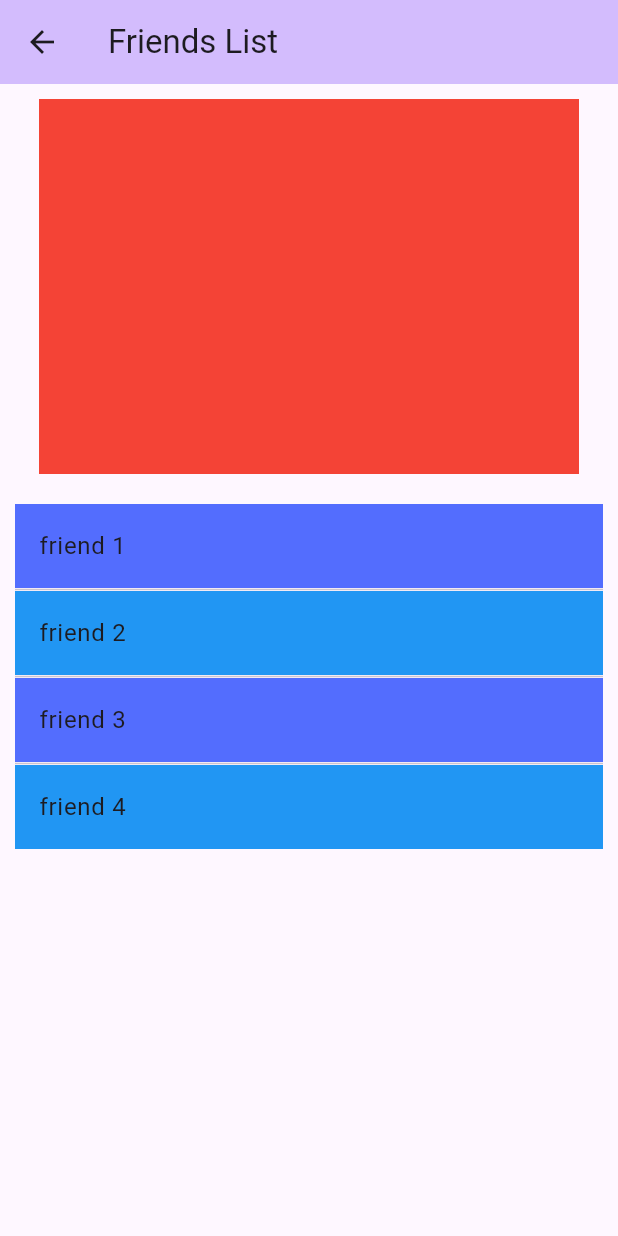
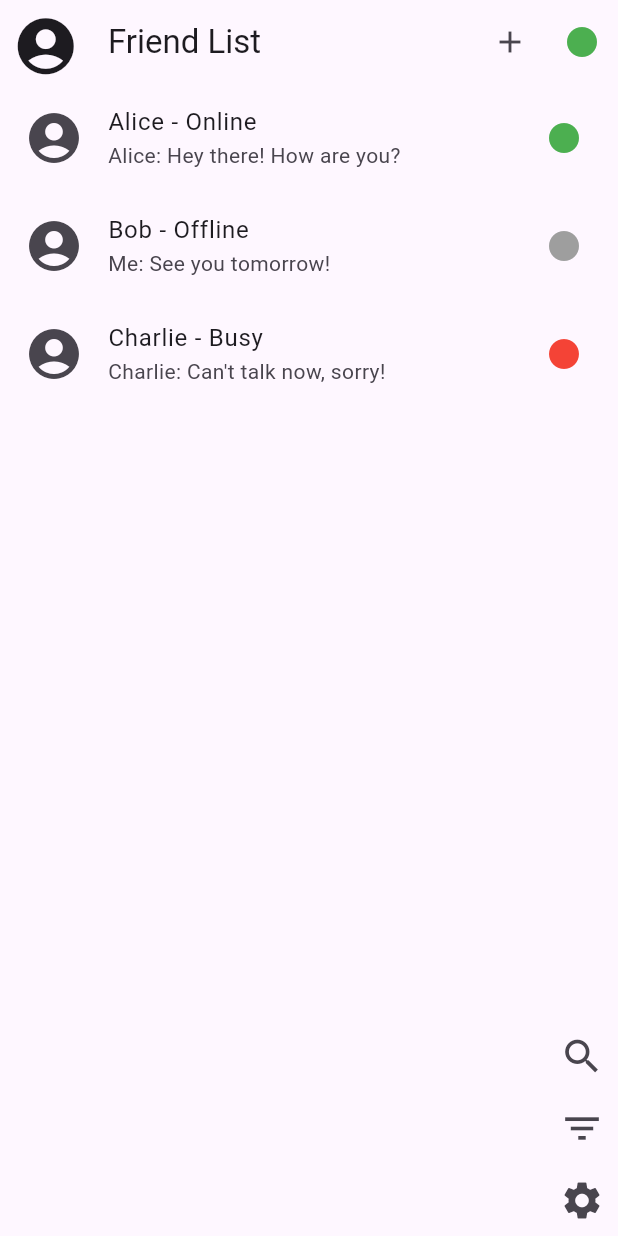
Before and after one commit to CSCI4100U/mobile-group-project-2023-sitrus, a Flutter app: the FriendListPage screen opened directly, on a phone screen of 412 x 824 dp. Run offline on Flutter 3.47's test engine with Material 2 defaults, Android fonts, the phone set to English and light mode, and no system bars.

Commit message:
friends list homepage update

```diff
--- a/student_helper_app/lib/pages/friends_list_home_page.dart
+++ b/student_helper_app/lib/pages/friends_list_home_page.dart
@@ -4,55 +4,190 @@
 // sharing on. *save this for later/not high priority
 //small button (in appbar?) to add friends - editing and deleting should be done in friend's profile
 
+// import 'package:flutter/material.dart';
+//
+// class FriendListPage extends StatefulWidget {
+//   const FriendListPage({super.key});
+//
+//   @override
+//   State<StatefulWidget> createState() => _FriendListPageState();
+// }
+//
+// class _FriendListPageState extends State<FriendListPage> {
+//
+//   //get list of friends from cloud storage?
+//   // var friends_list = ...
+//   final tempFriendList = ["friend 1", "friend 2", "friend 3", "friend 4"];  //temp example
+//
+//   @override
+//   Widget build(BuildContext context) {
+//     return Scaffold(
+//         appBar: AppBar(
+//           backgroundColor: Theme.of(context).colorScheme.inversePrimary,
+//           title: const Text("Friends List"),
+//         ),
+//         body: Column(
+//           children: <Widget>[
+//             SizedBox(height: 10,),
+//             //temp placement for map if we want to have the map idea
+//             Container(
+//               padding: EdgeInsets.all(10.0),
+//               width: 360,
+//               height: 250,
+//               color: Colors.red,
+//             ),
+//             SizedBox(height: 10,),
+//             Expanded(
+//                 child: ListView.separated(
+//                   //update this with the actual friends list from database
+//                     padding: EdgeInsets.all(10),
+//                     itemCount: tempFriendList.length,
+//                     separatorBuilder: (context, index) => Divider(height: 2),
+//                     itemBuilder: (context, index) {
+//                       final friend = tempFriendList[index];
+//                       return ListTile(
+//                         title: Text(friend),
+//                         tileColor: index % 2 == 0 ? Colors.indigoAccent : Colors.blue,
+//                       );
+//                     }
+//                     )
+//             )
+//           ],
+//         ));
+//   }
+// }
 import 'package:flutter/material.dart';
 
-class FriendListPage extends StatefulWidget {
-  const FriendListPage({super.key});
-
-  @override
-  State<StatefulWidget> createState() => _FriendListPageState();
+// for test only
+void main() {
+  runApp(MyApp());
 }
 
-class _FriendListPageState extends State<FriendListPage> {
+class MyApp extends StatelessWidget {
+  @override
+  Widget build(BuildContext context) {
+    return MaterialApp(
+      title: 'Friend List',
+      theme: ThemeData(
+        primarySwatch: Colors.blue,
+      ),
+      home: FriendListPage(),
+    );
+  }
+}
 
-  //get list of friends from cloud storage?
-  // var friends_list = ...
-  final tempFriendList = ["friend 1", "friend 2", "friend 3", "friend 4"];  //temp example
+class FriendListPage extends StatelessWidget {
+  final List<Map<String, dynamic>> friends = [
+    {
+      'name': 'Alice',
+      'status': 'Online',
+      'lastMessage': 'Hey there! How are you?',
+      'isLastMessageFromUser': false,
+    },
+    {
+      'name': 'Bob',
+      'status': 'Offline',
+      'lastMessage': 'See you tomorrow!',
+      'isLastMessageFromUser': true,
+    },
+    {
+      'name': 'Charlie',
+      'status': 'Busy',
+      'lastMessage': 'Can\'t talk now, sorry!',
+      'isLastMessageFromUser': false,
+    },
+  ];
+
+  String userStatus = 'Online';
+
+  Color getStatusColor(String status) {
+    switch (status) {
+      case 'Online':
+        return Colors.green;
+      case 'Busy':
+        return Colors.red;
+      case 'Offline':
+        return Colors.grey;
+      default:
+        return Colors.grey;
+    }
+  }
 
   @override
   Widget build(BuildContext context) {
     return Scaffold(
-        appBar: AppBar(
-          backgroundColor: Theme.of(context).colorScheme.inversePrimary,
-          title: const Text("Friends List"),
+      appBar: AppBar(
+        leading: IconButton(
+          icon: Icon(Icons.account_circle, size: 45),
+          onPressed: () {
+            // Navigate to user profile page
+          },
         ),
-        body: Column(
-          children: <Widget>[
-            SizedBox(height: 10,),
-            //temp placement for map if we want to have the map idea
-            Container(
-              padding: EdgeInsets.all(10.0),
-              width: 360,
-              height: 250,
-              color: Colors.red,
+        title: Text('Friend List'),
+        actions: <Widget>[
+          IconButton(
+            icon: Icon(Icons.add),
+            onPressed: () {
+              // Navigate to Add Friend page
+            },
+          ),
+          IconButton(
+            icon: Icon(Icons.circle, color: getStatusColor(userStatus)),
+            onPressed: () {
+              // Change user status
+            },
+          ),
+        ],
+      ),
+      body: Column(
+        children: [
+          Expanded(
+            child: ListView.builder(
+              itemCount: friends.length,
+              itemBuilder: (context, index) {
+                var friend = friends[index];
+                return ListTile(
+                  leading: Icon(Icons.account_circle, size: 40),
+                  title: Text('${friend['name']} - ${friend['status']}'),
+                  subtitle: Text(
+                    '${friend['isLastMessageFromUser'] ? 'Me' : friend['name']}: ${friend['lastMessage']}',
+                  ),
+                  trailing: Icon(Icons.circle, color: getStatusColor(friend['status'])),
+                  onTap: () {
+                    // Navigate to Chat page with the friend
+                  },
+                );
+              },
             ),
-            SizedBox(height: 10,),
-            Expanded(
-                child: ListView.separated(
-                  //update this with the actual friends list from database
-                    padding: EdgeInsets.all(10),
-                    itemCount: tempFriendList.length,
-                    separatorBuilder: (context, index) => Divider(height: 2),
-                    itemBuilder: (context, index) {
-                      final friend = tempFriendList[index];
-                      return ListTile(
-                        title: Text(friend),
-                        tileColor: index % 2 == 0 ? Colors.indigoAccent : Colors.blue,
-                      );
-                    }
-                    )
-            )
-          ],
-        ));
+          ),
+          Align(
+            alignment: Alignment.centerRight,
+            child: Column(
+              mainAxisSize: MainAxisSize.min,
+              children: <Widget>[
+                IconButton(
+                  icon: Icon(Icons.search, size: 30),
+                  onPressed: () {
+                    // Add search functionality
+                  },
+                ),
+                IconButton(
+                  icon: Icon(Icons.filter_list, size: 30),
+                  onPressed: () {
+                    // Add filter functionality
+                  },
+                ),
+                IconButton(
+                  icon: Icon(Icons.settings, size: 30),
+                  onPressed: () {
+                    // Add settings functionality
+                  },
+                ),
+              ],
+            ),
+          ),
+        ],
+      ),
+    );
   }
 }
```
